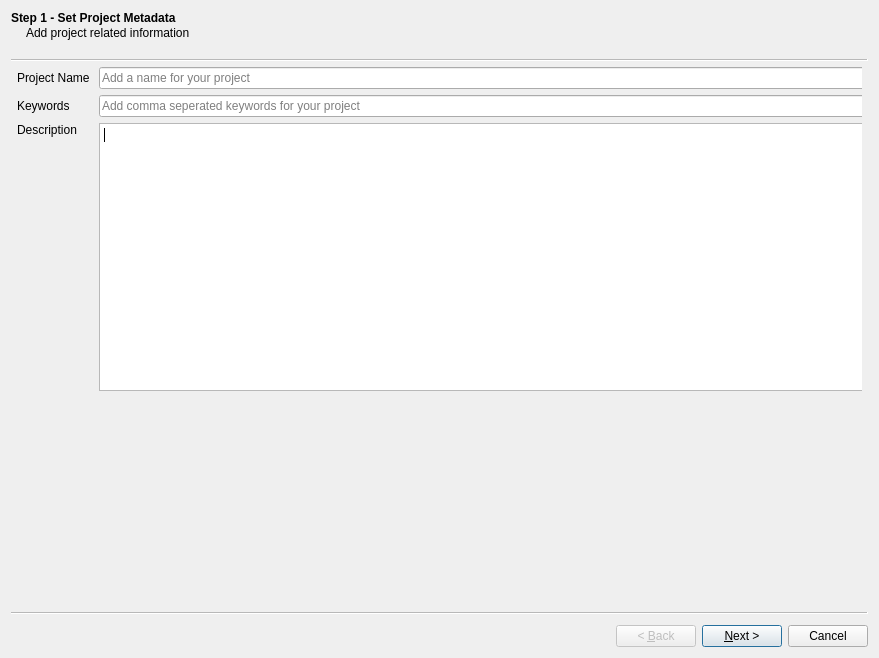
Above: gui/personProjectWizard.ui from ilektrojohn/creepy before the change. Below: the same form after it.
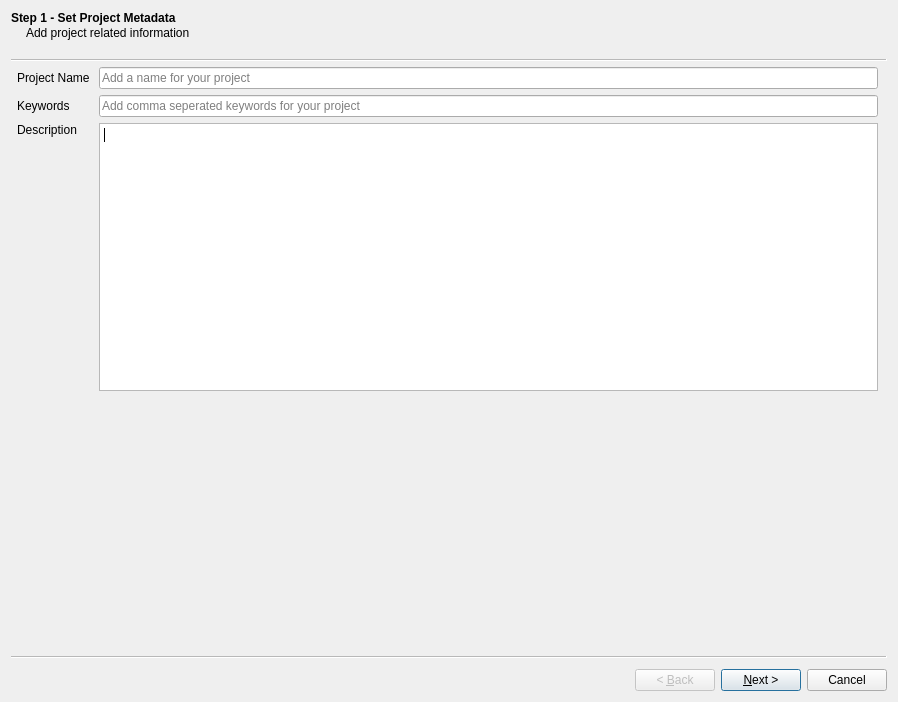
That is the form after the change. Icons and pictures are not drawn.

Patch:
```diff
--- a/gui/personProjectWizard.ui
+++ b/gui/personProjectWizard.ui
@@ -6,8 +6,8 @@
    <rect>
     <x>0</x>
     <y>0</y>
-    <width>879</width>
-    <height>658</height>
+    <width>898</width>
+    <height>702</height>
    </rect>
   </property>
   <property name="windowTitle">
```
Left out of the diff: 317 changed lines with no effect on the pictures.
